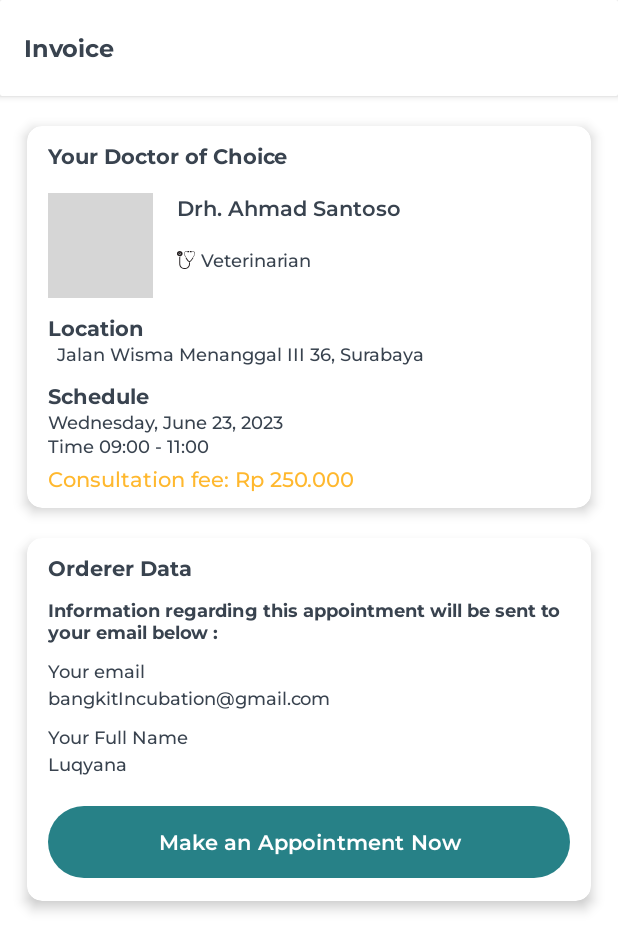
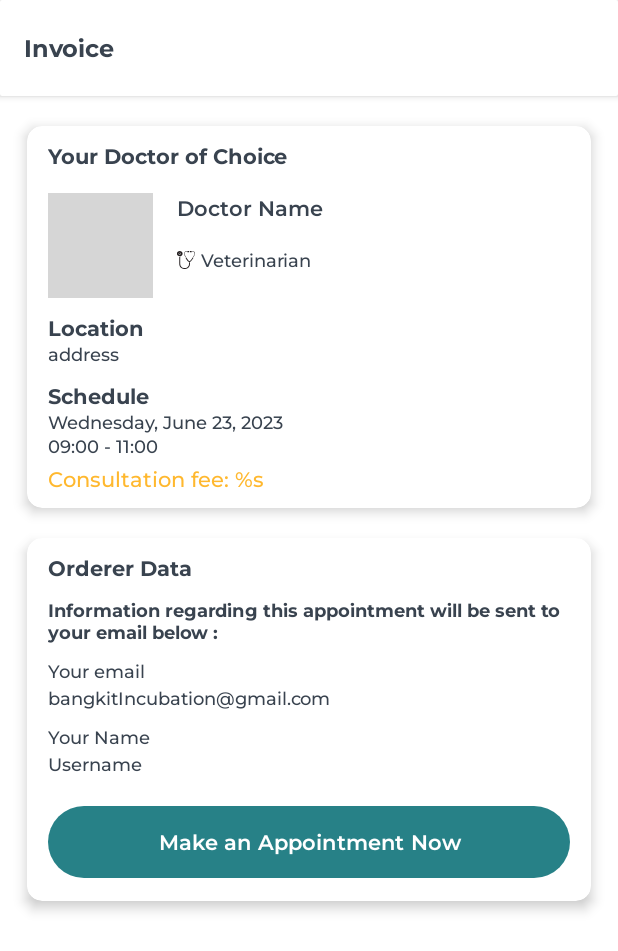
Before and after one commit to ENTS-H108/mobile_development, an Android app: the DokterProfileAppointmentFragment screen opened through its navigation route, after a tap on "Make an Appointment Now", on a phone screen of 412 x 824 dp. Shown: the top 951 px of the screen. Run offline under Robolectric (Android 15) with nearby library versions, the phone set to English and light mode, and no system bars; our stand-ins replace CircleImageView; 2 other taps on this screen came first; grey boxes are pictures that could not be loaded.

Commit message:
add: icon and fix ui appereance

```diff
--- a/app/src/main/res/layout/fragment_change_password.xml
+++ b/app/src/main/res/layout/fragment_change_password.xml
@@ -13,7 +13,7 @@
         android:layout_marginHorizontal="20dp"
         android:layout_marginTop="30dp"
         android:fontFamily="@font/semibold"
-        android:text="Current Password"
+        android:text="@string/current_password"
         android:textColor="@color/black"
         android:textSize="16sp"
         app:layout_constraintStart_toStartOf="parent"
--- a/app/src/main/res/layout/fragment_chat.xml
+++ b/app/src/main/res/layout/fragment_chat.xml
@@ -21,6 +21,7 @@
             android:layout_width="wrap_content"
             android:layout_height="match_parent"
             android:layout_marginEnd="8dp"
+            android:contentDescription="@string/back_btn"
             android:src="@drawable/back_btn" />
 
         <de.hdodenhof.circleimageview.CircleImageView
@@ -41,7 +42,7 @@
                 android:id="@+id/text_pet_name"
                 android:layout_width="wrap_content"
                 android:layout_height="wrap_content"
-                android:text="Drh. Andi Wijaya"
+                android:text="@string/doctor_name"
                 android:textSize="18sp" />
 
             <TextView
@@ -115,6 +116,7 @@
             android:layout_height="wrap_content"
             android:layout_gravity="end"
             android:background="@drawable/btn_primary_states"
+            android:contentDescription="send button"
             android:fontFamily="@font/regular"
             android:padding="8dp"
             android:src="@drawable/ic_send"
--- a/app/src/main/res/layout/fragment_chose_pet.xml
+++ b/app/src/main/res/layout/fragment_chose_pet.xml
@@ -42,6 +42,7 @@
             <ImageView
                 android:layout_width="wrap_content"
                 android:layout_height="99dp"
+                android:contentDescription="@string/cat"
                 android:src="@drawable/ic_cat"
                 android:layout_gravity="center"/>
 
@@ -79,6 +80,7 @@
             <ImageView
                 android:layout_width="wrap_content"
                 android:layout_height="99dp"
+                android:contentDescription="@string/dog"
                 android:src="@drawable/ic_dog"
                 android:layout_gravity="center"/>
 
--- a/app/src/main/res/layout/fragment_detail_promo_article.xml
+++ b/app/src/main/res/layout/fragment_detail_promo_article.xml
@@ -8,12 +8,13 @@
 
     <androidx.constraintlayout.widget.ConstraintLayout
         android:layout_width="match_parent"
-        android:layout_height="match_parent">
+        android:layout_height="wrap_content">
 
         <ImageView
             android:id="@+id/ivThumbnail"
             android:layout_width="0dp"
             android:layout_height="0dp"
+            android:contentDescription="@string/promo_image"
             android:scaleType="centerCrop"
             android:src="@drawable/img_article1"
             app:layout_constraintDimensionRatio="H,16:9"
--- a/app/src/main/res/layout/fragment_image_scan.xml
+++ b/app/src/main/res/layout/fragment_image_scan.xml
@@ -24,6 +24,7 @@
         android:layout_marginTop="8dp"
         android:layout_marginBottom="8dp"
         android:adjustViewBounds="true"
+        android:contentDescription="@string/imageUpload"
         android:scaleType="centerCrop"
         android:src="@drawable/upload_image"
         app:layout_constraintDimensionRatio="1:1" />
--- a/app/src/main/res/layout/fragment_instruction_scan.xml
+++ b/app/src/main/res/layout/fragment_instruction_scan.xml
@@ -11,6 +11,7 @@
         android:id="@+id/firstInstruction"
         android:layout_width="match_parent"
         android:layout_height="wrap_content"
+        android:contentDescription="@string/step1_scann_image"
         android:src="@drawable/instruction_satu"
         android:adjustViewBounds="true"
         android:scaleType="fitCenter"
@@ -76,13 +77,13 @@
         android:layout_height="wrap_content"
         android:layout_toEndOf="@id/numberthree"
         android:layout_below="@id/firstInstructionNumberTwo"
-        android:layout_weight="1"
         android:text="@string/descriptionThree"
         android:layout_marginTop="4dp" />
     <ImageView
         android:id="@+id/secondInstruction"
         android:layout_width="match_parent"
         android:layout_height="150dp"
+        android:contentDescription="@string/step2_scan_image"
         android:src="@drawable/instruction_dua"
         android:adjustViewBounds="true"
         android:scaleType="fitCenter"
@@ -106,7 +107,6 @@
         android:layout_height="wrap_content"
         android:layout_toEndOf="@id/numberFour"
         android:layout_below="@id/secondInstruction"
-        android:layout_weight="1"
         android:text="@string/descriptionFour"
         android:layout_marginTop="8dp" />
 
@@ -127,7 +127,6 @@
         android:layout_height="wrap_content"
         android:layout_toEndOf="@id/numberFive"
         android:layout_below="@id/secondInstructionNumberFour"
-        android:layout_weight="1"
         android:text="@string/descriptionFive"
         android:layout_marginTop="4dp" />
 
@@ -148,7 +147,6 @@
         android:layout_height="wrap_content"
         android:layout_toEndOf="@id/numberSix"
         android:layout_below="@id/secondInstructionNumberFive"
-        android:layout_weight="1"
         android:text="@string/descriptionSix"
         android:layout_marginTop="4dp" />
 
--- a/app/src/main/res/layout/fragment_invoice_appointment.xml
+++ b/app/src/main/res/layout/fragment_invoice_appointment.xml
@@ -88,7 +88,7 @@
                                 android:layout_width="match_parent"
                                 android:layout_height="wrap_content"
                                 android:fontFamily="@font/semibold"
-                                android:text="Drh. Ahmad Santoso"
+                                android:text="@string/doctor_name"
                                 android:textColor="@color/black"
                                 android:textSize="14sp" />
 
@@ -133,16 +133,13 @@
                         android:textColor="@color/black"
                         android:textSize="14sp" />
 
-                    <LinearLayout
-                        android:layout_width="match_parent"
-                        android:layout_height="wrap_content"
-                        android:gravity="top">
+
 
 
 
                         <LinearLayout
-                            android:layout_width="0dp"
-                            android:layout_height="wrap_content"
+                            android:layout_width="match_parent"
+                            android:layout_height="0dp"
                             android:layout_weight="1"
                             android:gravity="center"
                             android:layout_marginEnd="4dp"
@@ -154,9 +151,8 @@
                                 android:id="@+id/location"
                                 android:layout_width="match_parent"
                                 android:layout_height="wrap_content"
-                                android:layout_marginStart="4dp"
                                 android:fontFamily="@font/medium"
-                                android:text="Jalan Wisma Menanggal III 36, Surabaya"
+                                android:text="@string/address"
                                 android:textColor="@color/black"
                                 android:textSize="12sp" />
 
@@ -165,7 +161,6 @@
 
 
 
-                        </LinearLayout>
 
 
 
@@ -177,7 +172,7 @@
                         android:layout_height="wrap_content"
                         android:layout_marginTop="10dp"
                         android:fontFamily="@font/bold"
-                        android:text="Schedule"
+                        android:text="@string/schedule"
                         android:textColor="@color/black"
                         android:textSize="14sp" />
                     <LinearLayout
@@ -186,32 +181,31 @@
                         android:layout_height="wrap_content">
 
                         <TextView
-                            android:id="@+id/date"
+                            android:id="@+id/tv_apppointment_date"
                             android:layout_width="match_parent"
                             android:layout_height="wrap_content"
                             android:fontFamily="@font/medium"
-                            android:text="Wednesday, June 23, 2023"
+                            android:text="@string/appointment_date"
                             android:textColor="@color/black"
                             android:textSize="12sp" />
                         <TextView
-                            android:id="@+id/time"
+                            android:id="@+id/tv_appointment_time"
                             android:layout_width="match_parent"
                             android:layout_height="wrap_content"
                             android:fontFamily="@font/medium"
-                            android:text="Time 09:00 - 11:00 "
+                            android:text="@string/appointment_time"
                             android:textColor="@color/black"
                             android:textSize="12sp" />
                     </LinearLayout>
+
                     <TextView
-                        android:id="@+id/tv_price"
                         android:layout_marginTop="4dp"
                         android:layout_width="match_parent"
                         android:layout_height="wrap_content"
                         android:fontFamily="@font/medium"
-                        android:text="Consultation fee: Rp 250.000"
+                        android:text="@string/consultation_fee"
                         android:textColor="@color/yellow"
                         android:textSize="14sp" />
-
 
 
                 </LinearLayout>
@@ -239,7 +233,7 @@
                         android:layout_height="wrap_content"
                         android:layout_marginBottom="10dp"
                         android:fontFamily="@font/bold"
-                        android:text="Orderer Data"
+                        android:text="@string/orderer_data"
                         android:textColor="@color/black"
                         android:textSize="14sp" />
 
@@ -248,7 +242,7 @@
                         android:layout_height="wrap_content"
                         android:layout_marginBottom="10dp"
                         android:fontFamily="@font/bold"
-                        android:text="Information regarding this appointment will be sent to your email below :"
+                        android:text="@string/inform_ordered_data"
                         android:textColor="@color/black"
                         android:textSize="12sp" />
 
@@ -261,7 +255,7 @@
                         android:layout_height="wrap_content"
                         android:layout_marginBottom="2dp"
                         android:fontFamily="@font/medium"
-                        android:text="Your email"
+                        android:text="@string/your_email"
                         android:textColor="@color/black"
                         android:textSize="12sp" />
 
@@ -271,7 +265,7 @@
                         android:layout_height="wrap_content"
                         android:layout_marginBottom="10dp"
                         android:fontFamily="@font/medium"
-                        android:text="bangkitIncubation@gmail.com"
+                        android:text="@string/user_gmail"
                         android:textColor="@color/black"
                         android:textSize="12sp" />
 
@@ -280,7 +274,7 @@
                         android:layout_height="wrap_content"
                         android:layout_marginBottom="2dp"
                         android:fontFamily="@font/medium"
-                        android:text="Your Full Name"
+                        android:text="@string/your_name"
                         android:textColor="@color/black"
                         android:textSize="12sp" />
 
@@ -290,7 +284,7 @@
                         android:layout_height="wrap_content"
                         android:layout_marginBottom="20dp"
                         android:fontFamily="@font/medium"
-                        android:text="Luqyana"
+                        android:text="@string/username"
                         android:textColor="@color/black"
                         android:textSize="12sp" />
 
@@ -302,7 +296,7 @@
                         android:layout_marginBottom="5dp"
                         android:paddingVertical="10dp"
                         android:background="@drawable/btn_primary_states"
-                        android:text="Make an Appointment Now" />
+                        android:text="@string/make_an_appointment_now" />
                 </LinearLayout>
 
             </androidx.cardview.widget.CardView>
--- a/app/src/main/res/layout/fragment_maintenance.xml
+++ b/app/src/main/res/layout/fragment_maintenance.xml
@@ -8,6 +8,7 @@
     tools:context=".view.main.MaintenanceFragment">
 
     <ImageView
+        android:contentDescription="@string/maintenance"
         android:paddingHorizontal="10dp"
         android:layout_width="match_parent"
         android:layout_height="wrap_content"
@@ -29,7 +30,7 @@
         android:text="@string/maintenanceDesc"
         android:textAlignment="center"
         android:fontFamily="@font/regular"
-        android:textSize="14dp"/>
+        android:textSize="14sp"/>
 
     <androidx.appcompat.widget.AppCompatButton
         android:id="@+id/reset_btn"
--- a/app/src/main/res/layout/fragment_payment.xml
+++ b/app/src/main/res/layout/fragment_payment.xml
@@ -83,6 +83,7 @@
                     android:id="@+id/image_doctor"
                     android:layout_width="80dp"
                     android:layout_height="80dp"
+                    android:contentDescription="@string/doctor_name"
                     android:scaleType="centerCrop"
                     android:src="@drawable/doctor_6" />
 
@@ -97,7 +98,7 @@
                         android:id="@+id/text_doctor_name"
                         android:layout_width="wrap_content"
                         android:layout_height="wrap_content"
-                        android:text="Drh. Andi Wijaya"
+                        android:text="@string/doctor_name"
                         android:textSize="18sp" />
 
                     <TextView
--- a/app/src/main/res/layout/fragment_result_scan.xml
+++ b/app/src/main/res/layout/fragment_result_scan.xml
@@ -24,6 +24,7 @@
         android:layout_marginTop="8dp"
         android:layout_marginBottom="8dp"
         android:adjustViewBounds="true"
+        android:contentDescription="@string/image_result"
         android:scaleType="centerCrop"
         android:src="@drawable/img_cat_square"
         app:layout_constraintDimensionRatio="1:1" />
@@ -34,6 +35,7 @@
         android:layout_height="wrap_content"
         android:layout_below="@+id/imagePreview"
         android:layout_marginTop="8dp"
+        android:contentDescription="@string/result"
         android:src="@drawable/result_icon"/>
 
     <TextView
@@ -45,7 +47,8 @@
         android:layout_marginTop="10dp"
         android:layout_toEndOf="@id/icResult"
         android:paddingStart="8dp"
-        android:text="@string/result" />
+        android:text="@string/result"
+        tools:ignore="RtlSymmetry" />
 
     <TextView
         android:id="@+id/scanDesc"
--- a/app/src/main/res/layout/fragment_status.xml
+++ b/app/src/main/res/layout/fragment_status.xml
@@ -10,6 +10,7 @@
     <ImageView
         android:layout_width="match_parent"
         android:layout_height="wrap_content"
+        android:contentDescription="@string/succes"
         android:paddingHorizontal="10dp"
         android:src="@drawable/ic_succes" />
 
@@ -28,7 +29,7 @@
         android:fontFamily="@font/regular"
         android:text="@string/appointment_status_desc"
         android:textAlignment="center"
-        android:textSize="14dp" />
+        android:textSize="14sp" />
 
     <Space
         android:layout_width="match_parent"
--- a/app/src/main/res/values/strings.xml
+++ b/app/src/main/res/values/strings.xml
@@ -152,6 +152,24 @@
     <string name="title_article">Title article</string>
     <string name="desc_article">desc Article</string>
     <string name="type_a_messege">type a messege</string>
+    <string name="chat">Start Chat</string>
+    <string name="experience">Experience</string>
+    <string name="image_result">image result</string>
+    <string name="make_an_appointment_now">Make an Appointment Now</string>
+    <string name="your_name">Your Name</string>
+    <string name="user_gmail">bangkitIncubation@gmail.com</string>
+    <string name="your_email">Your email</string>
+    <string name="inform_ordered_data">Information regarding this appointment will be sent to your email below :</string>
+    <string name="orderer_data">Orderer Data</string>
+    <string name="appointment_time" translatable="false">09:00 - 11:00</string>
+    <string name="appointment_date">Wednesday, June 23, 2023</string>
+    <string name="schedule">Schedule</string>
+    <string name="step2_scan_image">step2 scan image</string>
+    <string name="step1_scann_image">step1 scann image</string>
+    <string name="dropdown" translatable="false">dropdown</string>
+    <string name="navigation">navigation</string>
+    <string name="promo_image">promo image</string>
+    <string name="current_password">Current Password</string>
 
 
 </resources>
```
Also changed, not shown: app/src/main/res/drawable/ic_navigation.xml (added, +17 -0 lines), app/src/main/res/drawable/ic_padlock.xml (added, +9 -0 lines), app/src/main/res/layout/fragment_dokter_profile_appointment.xml (+10 -14 lines), app/src/main/res/layout/fragment_edit_pet.xml (+1 -8 lines), app/src/main/res/layout/fragment_login.xml (+4 -3 lines), app/src/main/res/layout/item_appointment.xml (+6 -1 lines), app/src/main/res/layout/item_appointment_hour.xml (+5 -2 lines), app/src/main/res/layout/item_chat_person.xml (+9 -3 lines), 1 other file.
